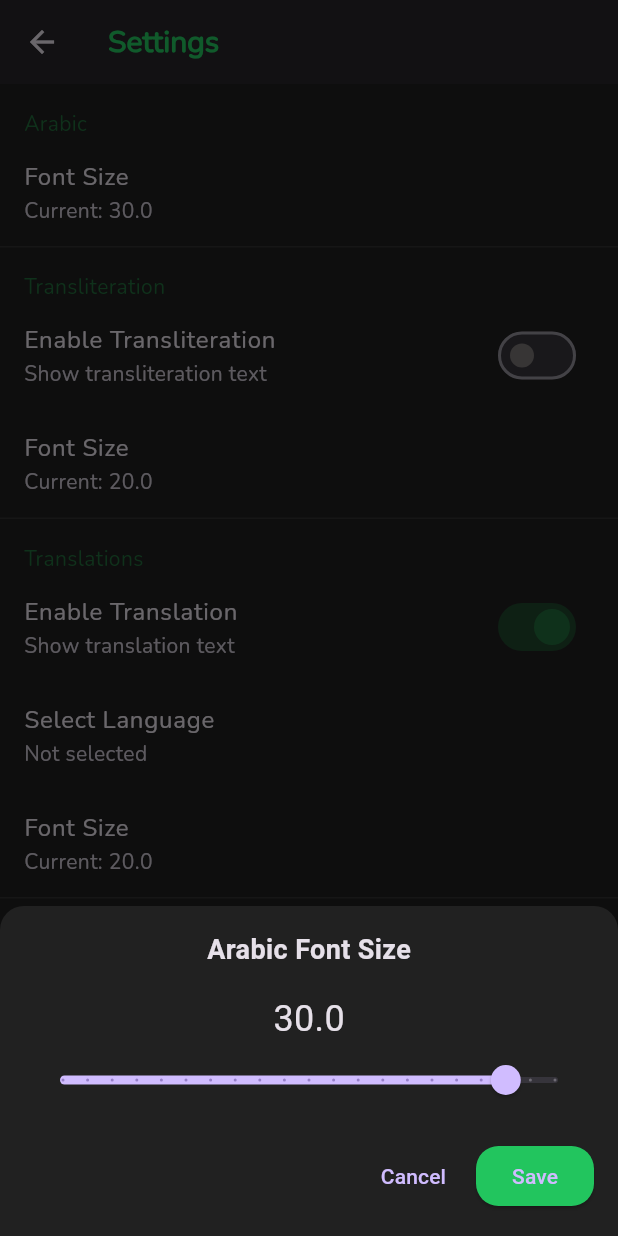
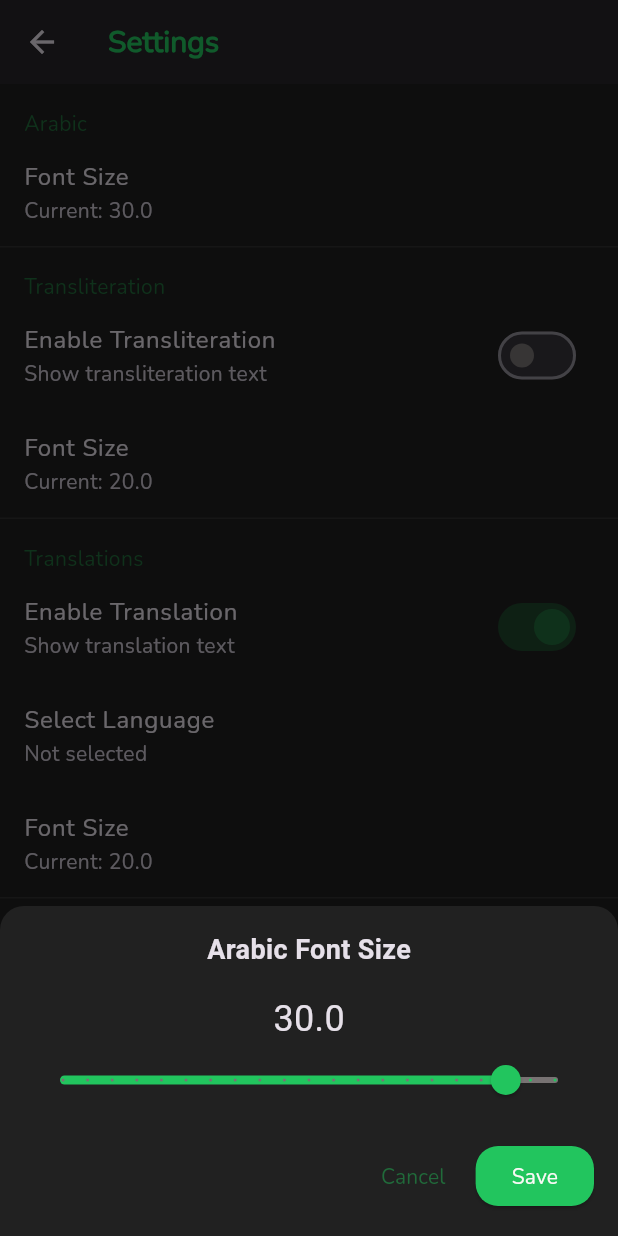
Before and after one commit to BgApii/quran_app, a Flutter app: the SettingsView screen opened by its route, after a tap on "Font Size", on a phone screen of 412 x 824 dp. Run offline on Flutter 3.47's test engine with Material 3 defaults, Android fonts, the phone set to English and light mode, and no system bars; our stand-ins replace get, google_fonts, just_audio, lottie, scroll_to_index, shared_preferences and 1 more; accounts and stored records are empty; network calls fail.

Commit message:
fix color, make icon app, and name of app

```diff
--- a/lib/app/modules/detail_juz/views/detail_juz_view.dart
+++ b/lib/app/modules/detail_juz/views/detail_juz_view.dart
@@ -3,10 +3,8 @@ import 'package:get/get.dart';
 import 'package:google_fonts/google_fonts.dart';
 import 'package:quran/app/constant/color.dart';
 import 'package:quran/app/modules/home/controllers/home_controller.dart';
-import 'package:quran/app/modules/home/views/home_view.dart';
 import 'package:quran/app/modules/settings/controllers/settings_controller.dart';
 import 'package:quran/app/data/models/detail_juz.dart';
-import 'package:quran/app/routes/app_pages.dart';
 import '../controllers/detail_juz_controller.dart';
 
 class DetailJuzView extends GetView<DetailJuzController> {
--- a/lib/app/modules/detail_surah/views/detail_surah_view.dart
+++ b/lib/app/modules/detail_surah/views/detail_surah_view.dart
@@ -7,7 +7,6 @@ import 'package:quran/app/modules/home/controllers/home_controller.dart';
 import 'package:quran/app/modules/settings/controllers/settings_controller.dart';
 import 'package:quran/app/data/models/detail_surah.dart';
 import 'package:quran/app/data/models/meta.dart';
-import 'package:quran/app/routes/app_pages.dart';
 import 'package:scroll_to_index/scroll_to_index.dart';
 
 import '../controllers/detail_surah_controller.dart';
--- a/lib/app/modules/home/views/home_view.dart
+++ b/lib/app/modules/home/views/home_view.dart
@@ -173,7 +173,9 @@ class HomeView extends GetView<HomeController> {
                                           onPressed: () => Get.back(),
                                           child: Text(
                                             "Cancel",
-                                            style: GoogleFonts.nunito(),
+                                            style: GoogleFonts.nunito(
+                                              color: appGreenLight2,
+                                            ),
                                           ),
                                         ),
                                         TextButton(
@@ -639,7 +641,9 @@ class HomeView extends GetView<HomeController> {
                                                 onPressed: () => Get.back(),
                                                 child: Text(
                                                   "Cancel",
-                                                  style: GoogleFonts.nunito(),
+                                                  style: GoogleFonts.nunito(
+                                                    color: appGreenLight2,
+                                                  ),
                                                 ),
                                               ),
                                               TextButton(
--- a/lib/app/modules/settings/controllers/settings_controller.dart
+++ b/lib/app/modules/settings/controllers/settings_controller.dart
@@ -51,7 +51,7 @@ class SettingsController extends GetxController {
     );
 
     // Apply theme mode
-    Get.changeThemeMode(ThemeMode.light);
+    Get.changeThemeMode(ThemeMode.dark);
 
     // Save the reset settings
     await saveSettings();
--- a/lib/app/modules/settings/views/settings_view.dart
+++ b/lib/app/modules/settings/views/settings_view.dart
@@ -290,6 +290,11 @@ class SettingsView extends GetView<SettingsController> {
                   max: 32,
                   divisions: 20,
                   label: currentSize.toStringAsFixed(1),
+                  activeColor: appGreenLight2, // Warna garis yang sudah dipilih
+                  secondaryActiveColor: appGreenLight2,
+                  inactiveColor: appGrey, // Warna garis yang belum dipilih
+                  thumbColor:
+                      appGreenLight2, // Kalau pakai Flutter versi baru (Flutter 3+)
                   onChanged: (value) {
                     setState(() {
                       currentSize = value;
@@ -302,7 +307,10 @@ class SettingsView extends GetView<SettingsController> {
                   children: [
                     TextButton(
                       onPressed: () => Get.back(),
-                      child: Text("Cancel"),
+                      child: Text(
+                        "Cancel",
+                        style: GoogleFonts.nunito(color: appGreenDark),
+                      ),
                     ),
                     SizedBox(width: 8),
                     ElevatedButton(
@@ -318,7 +326,10 @@ class SettingsView extends GetView<SettingsController> {
                         await controller.saveSettings();
                         Get.back();
                       },
-                      child: Text("Save"),
+                      child: Text(
+                        "Save",
+                        style: GoogleFonts.nunito(color: appWhite),
+                      ),
                     ),
                   ],
                 ),
```
Also changed, not shown: pubspec.yaml (+7 -1 lines), pubspec.lock, 30 other files.
